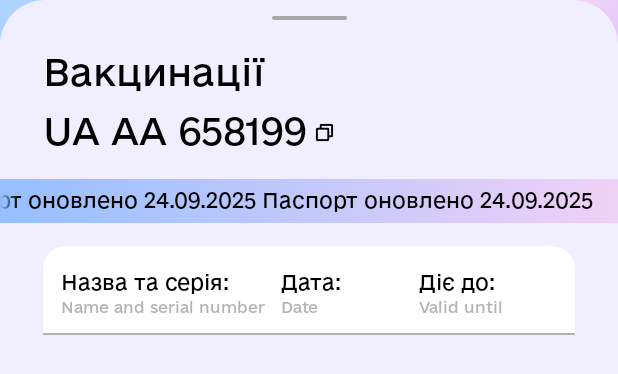
After one commit to kozlov4/ePet, an Android app: the layout menu_vaccination_info.xml on its own in the app's theme, with its tools: preview values and no code run, on a phone screen of 412 x 824 dp. The commit adds this screen. Shown: the top 374 px of the screen. Run offline under Robolectric (Android 15) with nearby library versions, the phone set to English and light mode, and no system bars.

Commit message:
Додано список вакцинацій

```diff
--- a/android/app/src/main/java/com/example/epet/ui/main/adapter/MenuPassportAdapter.kt
+++ b/android/app/src/main/java/com/example/epet/ui/main/adapter/MenuPassportAdapter.kt
@@ -66,7 +66,7 @@ class MenuPassportAdapter(private val onClose: (() -> Unit)? = null) : BottomShe
 
         tv_vaccination_info.setOnClickListener {
             dismiss()
-
+            MenuVaccinationInfoAdapter().show(parentFragmentManager, "MenuVaccinationInfoAdapter")
         }
 
         tv_close.setOnClickListener {
--- /dev/null
+++ b/android/app/src/main/res/drawable/bg_vaccinnation_list.xml
@@ -0,0 +1,10 @@
+<?xml version="1.0" encoding="utf-8"?>
+<shape xmlns:android="http://schemas.android.com/apk/res/android"
+    android:shape="rectangle">
+    <solid android:color="@color/white"/>
+    <corners
+        android:topLeftRadius="0dp"
+        android:topRightRadius="0dp"
+        android:bottomLeftRadius="15dp"
+        android:bottomRightRadius="15dp"/>
+</shape>
--- /dev/null
+++ b/android/app/src/main/res/drawable/bg_vaccinnation_main.xml
@@ -0,0 +1,10 @@
+<?xml version="1.0" encoding="utf-8"?>
+<shape xmlns:android="http://schemas.android.com/apk/res/android"
+    android:shape="rectangle">
+    <solid android:color="@color/white"/>
+    <corners
+        android:topLeftRadius="15dp"
+        android:topRightRadius="15dp"
+        android:bottomLeftRadius="0dp"
+        android:bottomRightRadius="0dp"/>
+</shape>
--- a/android/app/src/main/res/layout/menu_passport_info.xml
+++ b/android/app/src/main/res/layout/menu_passport_info.xml
@@ -94,8 +94,9 @@
                 android:orientation="vertical"
                 android:layout_marginTop="15dp"
                 android:paddingTop="15dp"
-                android:paddingBottom="12dp"
+                android:paddingBottom="15dp"
                 android:paddingLeft="12dp"
+                android:paddingRight="12dp"
                 app:layout_constraintEnd_toEndOf="@+id/guideline_vertical_right"
                 app:layout_constraintStart_toStartOf="@+id/guideline_vertical_left"
                 app:layout_constraintTop_toBottomOf="@+id/tv_last_update">
@@ -175,7 +176,7 @@
                     android:layout_width="wrap_content"
                     android:layout_height="wrap_content"
                     android:orientation="vertical"
-                    app:layout_constraintGuide_percent="0.48" />
+                    app:layout_constraintGuide_percent="0.5" />
             </androidx.constraintlayout.widget.ConstraintLayout>
 
             <LinearLayout
--- /dev/null
+++ b/android/app/src/main/res/layout/menu_vaccination_info.xml
@@ -0,0 +1,218 @@
+<?xml version="1.0" encoding="utf-8"?>
+<androidx.constraintlayout.widget.ConstraintLayout xmlns:android="http://schemas.android.com/apk/res/android"
+    xmlns:app="http://schemas.android.com/apk/res-auto"
+    android:layout_width="match_parent"
+    android:layout_height="match_parent"
+    android:background="@drawable/bg_menu">
+
+    <ImageView
+        android:layout_width="50dp"
+        android:layout_height="3dp"
+        android:scaleType="centerInside"
+        android:layout_marginTop="10dp"
+        android:src="@drawable/icon_slider"
+        app:layout_constraintTop_toTopOf="parent"
+        app:layout_constraintEnd_toEndOf="parent"
+        app:layout_constraintStart_toStartOf="parent" />
+
+    <androidx.core.widget.NestedScrollView
+        android:id="@+id/sv_main"
+        android:layout_width="match_parent"
+        android:layout_height="0dp"
+        android:fillViewport="true"
+        android:scrollbars="none"
+        app:layout_constraintTop_toTopOf="@+id/guideline_horizontal_scroll"
+        app:layout_constraintBottom_toBottomOf="parent"
+        app:layout_constraintStart_toStartOf="parent"
+        app:layout_constraintEnd_toEndOf="parent">
+
+        <androidx.constraintlayout.widget.ConstraintLayout
+            android:layout_width="match_parent"
+            android:layout_height="wrap_content">
+
+            <TextView
+                android:id="@+id/tv_tittletext"
+                android:layout_width="0dp"
+                android:layout_height="wrap_content"
+                android:fontFamily="@font/e_ukraine_regular"
+                android:text="Вакцинації"
+                android:textColor="@android:color/black"
+                android:textSize="24sp"
+                app:layout_constraintStart_toStartOf="@+id/guideline_vertical_left"
+                app:layout_constraintEnd_toEndOf="@+id/guideline_vertical_right"
+                app:layout_constraintTop_toTopOf="parent" />
+
+            <TextView
+                android:id="@+id/tv_passport_number"
+                android:layout_width="wrap_content"
+                android:layout_height="wrap_content"
+                android:fontFamily="@font/e_ukraine_regular"
+                android:text="UA AA 658199"
+                android:textColor="@android:color/black"
+                android:textSize="24sp"
+                android:layout_marginTop="7dp"
+                app:layout_constraintStart_toStartOf="@+id/guideline_vertical_left"
+                app:layout_constraintTop_toBottomOf="@+id/tv_tittletext" />
+
+            <ImageView
+                android:id="@+id/iv_copy_passport"
+                android:layout_width="15dp"
+                android:layout_height="15dp"
+                android:layout_marginStart="3dp"
+                android:scaleType="centerInside"
+                android:src="@drawable/icon_copy"
+                app:layout_constraintBottom_toBottomOf="@+id/tv_passport_number"
+                app:layout_constraintStart_toEndOf="@+id/tv_passport_number"
+                app:layout_constraintTop_toTopOf="@+id/tv_passport_number" />
+
+            <TextView
+                android:id="@+id/tv_last_update"
+                android:layout_width="match_parent"
+                android:layout_height="wrap_content"
+                android:background="@drawable/bg_marquee"
+                android:ellipsize="marquee"
+                android:focusable="true"
+                android:focusableInTouchMode="true"
+                android:fontFamily="@font/e_ukraine_regular"
+                android:freezesText="true"
+                android:marqueeRepeatLimit="marquee_forever"
+                android:paddingTop="5dp"
+                android:paddingBottom="5dp"
+                android:layout_marginTop="15dp"
+                android:scrollHorizontally="true"
+                android:singleLine="true"
+                android:text="Паспорт оновлено 24.09.2025 Паспорт оновлено 24.09.2025"
+                android:textColor="@android:color/black"
+                android:textSize="13sp"
+                app:layout_constraintTop_toBottomOf="@+id/tv_passport_number" />
+
+            <LinearLayout
+                android:id="@+id/ll_main"
+                android:layout_width="0dp"
+                android:layout_height="wrap_content"
+                android:layout_marginTop="15dp"
+                android:orientation="vertical"
+                android:paddingTop="15dp"
+                android:background="@drawable/bg_vaccinnation_main"
+                app:layout_constraintEnd_toEndOf="@+id/guideline_vertical_right"
+                app:layout_constraintStart_toStartOf="@+id/guideline_vertical_left"
+                app:layout_constraintTop_toBottomOf="@+id/tv_last_update">
+
+                <LinearLayout
+                    android:layout_width="match_parent"
+                    android:layout_height="wrap_content"
+                    android:orientation="horizontal"
+                    android:paddingLeft="12dp"
+                    android:paddingRight="12dp">
+
+                    <TextView
+                        android:layout_width="0dp"
+                        android:layout_height="wrap_content"
+                        android:layout_weight="1.6"
+                        android:fontFamily="@font/e_ukraine_regular"
+                        android:text="Назва та серія:"
+                        android:textColor="@android:color/black"
+                        android:textSize="13sp" />
+
+                    <TextView
+                        android:layout_width="0dp"
+                        android:layout_height="wrap_content"
+                        android:layout_weight="1"
+                        android:fontFamily="@font/e_ukraine_regular"
+                        android:text="Дата:"
+                        android:textColor="@color/black"
+                        android:textSize="13sp" />
+
+                    <TextView
+                        android:layout_width="0dp"
+                        android:layout_height="wrap_content"
+                        android:layout_weight="1"
+                        android:fontFamily="@font/e_ukraine_regular"
+                        android:text="Діє до:"
+                        android:textColor="@color/black"
+                        android:textSize="13sp" />
+                </LinearLayout>
+
+                <LinearLayout
+                    android:layout_width="match_parent"
+                    android:layout_height="wrap_content"
+                    android:orientation="horizontal"
+                    android:paddingLeft="12dp"
+                    android:paddingRight="12dp">
+
+                    <TextView
+                        android:layout_width="0dp"
+                        android:layout_height="wrap_content"
+                        android:layout_weight="1.6"
+                        android:fontFamily="@font/e_ukraine_regular"
+                        android:text="Name and serial number "
+                        android:textColor="@color/gray_hint_text"
+                        android:textSize="10sp" />
+
+                    <TextView
+                        android:layout_width="0dp"
+                        android:layout_height="wrap_content"
+                        android:layout_weight="1"
+                        android:fontFamily="@font/e_ukraine_regular"
+                        android:text="Date"
+                        android:textColor="@color/gray_hint_text"
+                        android:textSize="10sp" />
+
+                    <TextView
+                        android:layout_width="0dp"
+                        android:layout_height="wrap_content"
+                        android:layout_weight="1"
+                        android:fontFamily="@font/e_ukraine_regular"
+                        android:text="Valid until"
+                        android:textColor="@color/gray_hint_text"
+                        android:textSize="10sp" />
+                </LinearLayout>
+
+                <View
+                    android:layout_width="match_parent"
+                    android:layout_height="1dp"
+                    android:background="@color/gray_hint_text"
+                    android:layout_marginTop="10dp"/>
+            </LinearLayout>
+
+            <androidx.recyclerview.widget.RecyclerView
+                android:id="@+id/rv_vaccination_list"
+                android:layout_width="0dp"
+                android:layout_height="wrap_content"
+                android:scrollbars="vertical"
+                android:paddingLeft="12dp"
+                android:paddingRight="12dp"
+                android:background="@drawable/bg_vaccinnation_list"
+                app:layout_constraintEnd_toEndOf="@+id/guideline_vertical_right"
+                app:layout_constraintStart_toStartOf="@+id/guideline_vertical_left"
+                app:layout_constraintTop_toBottomOf="@+id/ll_main"/>
+
+            <View
+                android:layout_width="0dp"
+                android:layout_height="80dp"
+                app:layout_constraintStart_toStartOf="parent"
+                app:layout_constraintTop_toBottomOf="@+id/rv_vaccination_list"/>
+
+            <androidx.constraintlayout.widget.Guideline
+                android:id="@+id/guideline_vertical_left"
+                android:layout_width="wrap_content"
+                android:layout_height="wrap_content"
+                android:orientation="vertical"
+                app:layout_constraintGuide_percent="0.07" />
+
+            <androidx.constraintlayout.widget.Guideline
+                android:id="@+id/guideline_vertical_right"
+                android:layout_width="wrap_content"
+                android:layout_height="wrap_content"
+                android:orientation="vertical"
+                app:layout_constraintGuide_percent="0.93" />
+        </androidx.constraintlayout.widget.ConstraintLayout>
+    </androidx.core.widget.NestedScrollView>
+
+    <androidx.constraintlayout.widget.Guideline
+        android:id="@+id/guideline_horizontal_scroll"
+        android:layout_width="wrap_content"
+        android:layout_height="wrap_content"
+        android:orientation="horizontal"
+        app:layout_constraintGuide_percent="0.04" />
+</androidx.constraintlayout.widget.ConstraintLayout>
```
Also changed, not shown: android/app/src/main/java/com/example/epet/data/model/Vaccination.kt (added, +8 -0 lines), android/app/src/main/java/com/example/epet/ui/main/adapter/MenuVaccinationInfoAdapter.kt (added, +112 -0 lines), android/app/src/main/java/com/example/epet/ui/main/adapter/VaccinationAdapter.kt (added, +34 -0 lines), android/app/src/main/res/layout/item_vaccination.xml (added, +60 -0 lines).
